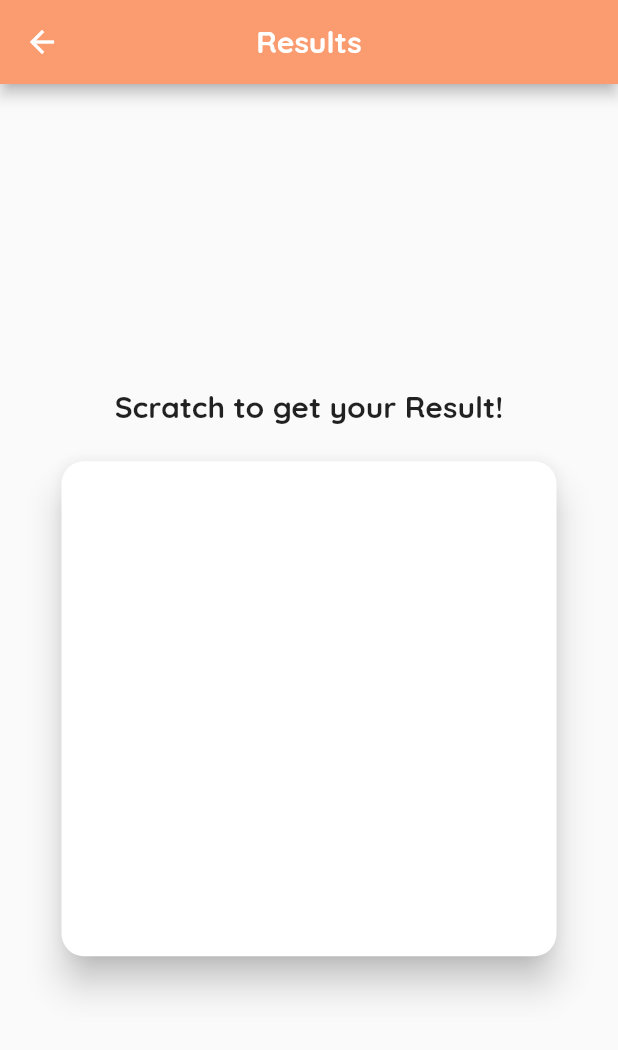
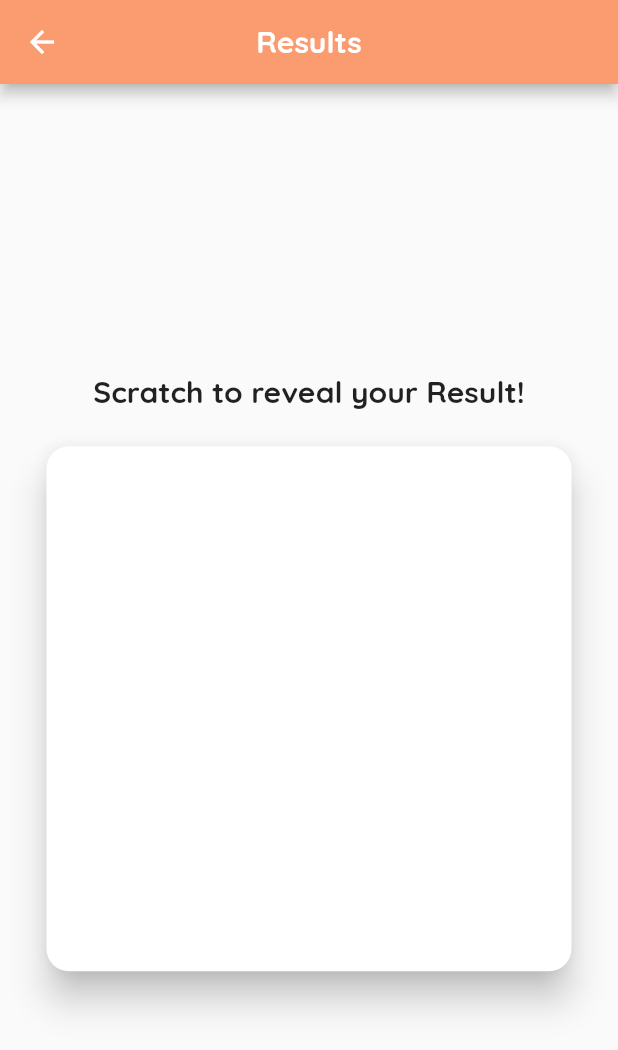
Before and after one commit to K-B-J/athleap_flutter, a Flutter app: the AfterForm screen opened directly with empty values, on a phone screen of 412 x 824 dp. Shown: the top 1050 px of the screen. Run offline on Flutter 3.47's test engine with Material 2 defaults, Android fonts, the phone set to English and light mode, and no system bars; our stand-ins replace cloud_firestore, firebase_auth, firebase_core, flutter_spinkit, flutter_svg; missing offline and left inert: scratcher; accounts and stored records are empty.

Commit message:
Fixed afterform page

```diff
--- a/lib/pages/afterForm.dart
+++ b/lib/pages/afterForm.dart
@@ -33,9 +33,8 @@ class _AfterFormState extends State<AfterForm> {
             Container(
               margin: EdgeInsets.all(20),
               child: Text(
-                "Scratch to get your Result!",
+                "Scratch to reveal your Result!",
                 style: TextStyle(
-                  // color: Color(0xfffa9b70)
                   fontSize: 20,
                 ),
               ),
@@ -61,8 +60,8 @@ class _AfterFormState extends State<AfterForm> {
                     duration: Duration(milliseconds: 250),
                     opacity: _opacity,
                     child: Container(
-                      height: 300,
-                      width: 300,
+                      height: 320,
+                      width: 320,
                       alignment: Alignment.center,
                       child: Column(
                         mainAxisAlignment: MainAxisAlignment.spaceAround,
```
